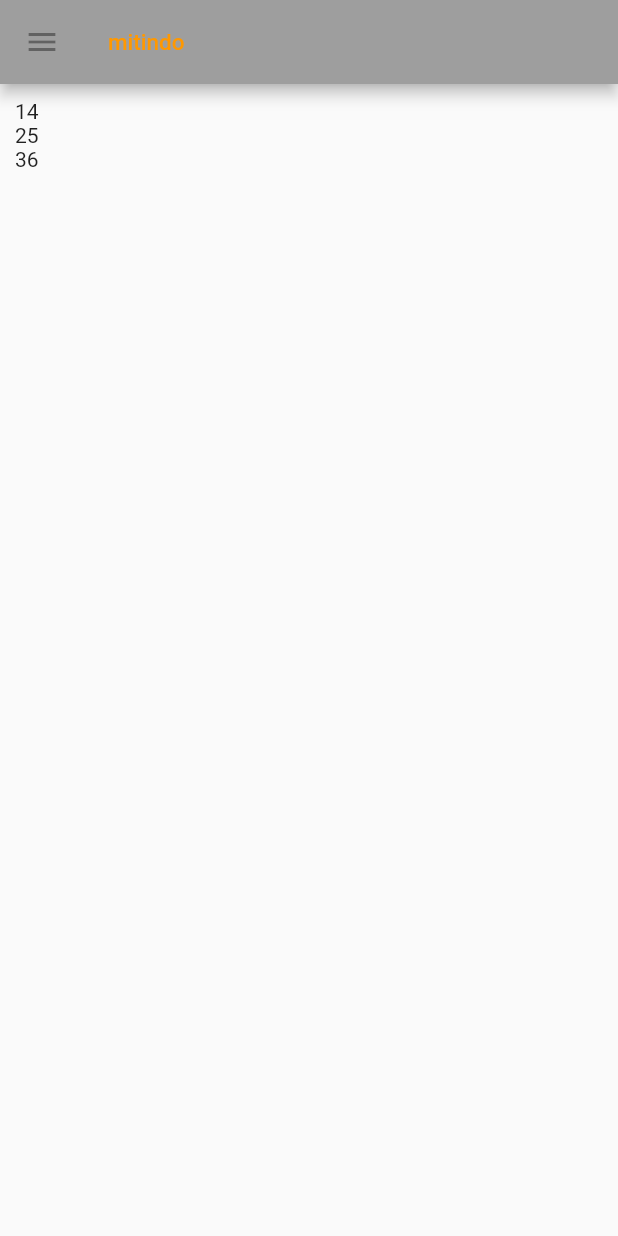
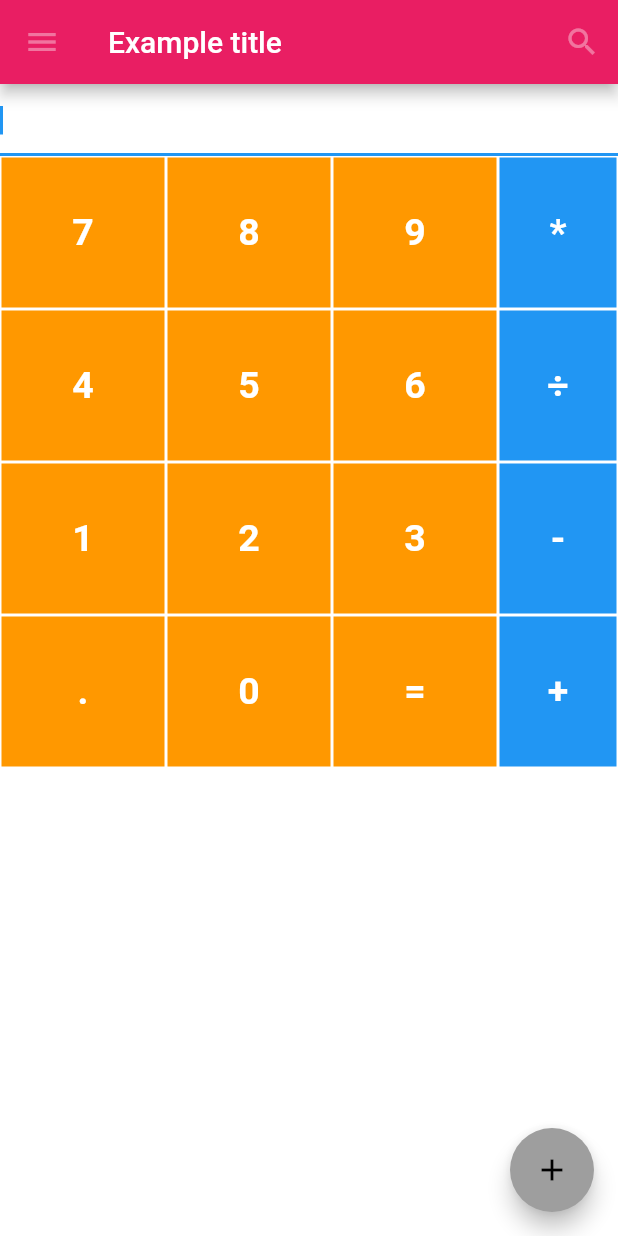
Before and after one commit to Odinga96/flutter, a Flutter app: the screen it shows after launch, on a phone screen of 412 x 824 dp. Run offline on Flutter 3.47's test engine with Material 2 defaults, Android fonts, the phone set to English and light mode, and no system bars.

Commit message:
created first flutter UI. Simple calculator layout

```diff
--- a/widgets/lib/main.dart
+++ b/widgets/lib/main.dart
@@ -1,84 +1,104 @@
-
-
 import 'package:flutter/material.dart';
 
-void main(){
-  runApp(
-    MaterialApp(
-      title: "Flutter tutorials",
-      home: TutorialsHome(),
-    )
-  );
+void main() {
+  runApp(MaterialApp(
+    title: 'Flutter Tutorial',
+    home: TutorialHome(),
+    theme: ThemeData.dark(),
+  ));
 }
 
-class TutorialsHome extends StatelessWidget{
-
+class TutorialHome extends StatelessWidget {
   @override
-  Widget build(BuildContext context){
-
-    //creating a scaffold
+  Widget build(BuildContext context) {
+    // Scaffold is a layout for the major Material Components.
     return Scaffold(
+      backgroundColor: Color(0x777),
       appBar: AppBar(
         leading: IconButton(
-            icon: Icon(Icons.menu),
+          icon: Icon(Icons.menu),
+          tooltip: 'Navigation menu',
+          onPressed: null,
+        ),
+        title: Text('Example title'),
+        backgroundColor: Colors.pink,
+        actions: <Widget>[
+          IconButton(
+            icon: Icon(Icons.search),
+            tooltip: 'Search',
             onPressed: null,
-            tooltip: "This is an icon",
-        ),
-        title: Text(
-          "mitindo",
-            style: TextStyle(
-              color: Colors.orange,
-              fontSize: 15,
+          ),
+        ],
+      ),
+      // body is the majority of the screen.
+      body: ListView(
+        children: <Widget>[
+          TextField(
+            autocorrect: true,
+            autofocus: true,
+          ),
+          Row(
+            children: <Widget>[
+              Expanded(
+                child: Column(
+                  children: <Widget>[
+                    createRow("7","8","9"),
+                    createRow("4","5","6"),
+                    createRow("1","2","3"),
+                    createRow(".","0","="),
+                  ],
+                ),
+              ),
+//              Expanded(child:
+              Container(
+                width: 80,
+                child:  Column(
+                  children: <Widget>[
+                    createContainer("*", Colors.blue[500]),
+                    createContainer("\u00F7", Colors.blue[500]),
+                    createContainer("-", Colors.blue[500]),
+                    createContainer("+", Colors.blue[500]),
+                  ],
 
-            ),
-        ),
-        backgroundColor: Colors.grey,
+                )
+                ),
+
+//              )
+            ],
+          ),
+
+        ],
 
       ),
-      body: Container(
-        padding: EdgeInsets.all(10),
+      floatingActionButton: FloatingActionButton(
+        tooltip: 'Add', // used by assistive technologies
+        child: Icon(Icons.add),
+        onPressed: null,
+        backgroundColor: Colors.grey
+      ),
+    );
+  }
 
-        child: Row(
-          children: <Widget>[
-            Column(
-              children: <Widget>[
-                Row(
-                  children: <Widget>[
-                    Text("1")
-                  ],
-                ),
-                Row(
-                  children: <Widget>[
-                    Text("2")
-                  ],
-                ),
-                Row(
-                  children: <Widget>[
-                    Text("3")
-                  ],
-                ),
-              ],
-            ),
-            Column(
-              children: <Widget>[
-                Row(
-                  children: <Widget>[
-                    Text("4")
-                  ],
-                ),
-                Row(
-                  children: <Widget>[
-                    Text("5")
-                  ],
-                ),
-                Row(
-                  children: <Widget>[
-                    Text("6")
-                  ],
-                ),
-              ],
-            ),
-          ],
+  Row createRow(String first, String second, String third){
+    return Row(
+      mainAxisAlignment: MainAxisAlignment.spaceEvenly,
+      children: <Widget>[
+        Expanded(child: createContainer(first,  Colors.orange[500])),
+        Expanded(child: createContainer(second, Colors.orange[500])),
+        Expanded(child: createContainer(third,  Colors.orange[500])),
+      ],
+    );
+  }
+
+  Container createContainer(String number, Color color){
+    return Container(
+      margin: EdgeInsets.all(1),
+      height: 100.0,
+      decoration: BoxDecoration(color: color),
+      child: Center(
+        child: Text(
+          '$number',
+          style: TextStyle(fontWeight: FontWeight.bold, fontSize: 25),
         ),
       ),
     );
```
